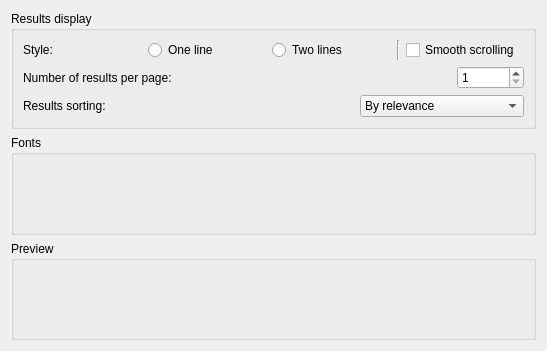
Above: src/gui/ResultsViewPreferences.ui from Gnurou/tagainijisho before the change. Below: the same form after it.
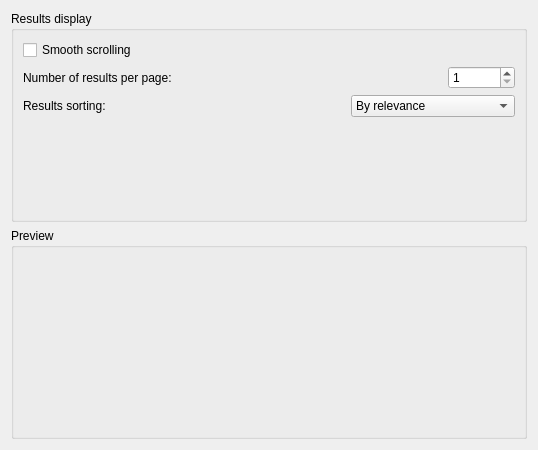
That is the form after the change. Custom widgets are drawn as their Qt base class.

Commit message: Separated entry delegate preferences into its own reusable class

Diff of the .ui file:
```diff
--- a/src/gui/ResultsViewPreferences.ui
+++ b/src/gui/ResultsViewPreferences.ui
@@ -6,8 +6,8 @@
    <rect>
     <x>0</x>
     <y>0</y>
-    <width>547</width>
-    <height>351</height>
+    <width>538</width>
+    <height>450</height>
    </rect>
   </property>
   <property name="windowTitle">
@@ -21,35 +21,7 @@
      </property>
      <layout class="QVBoxLayout" name="verticalLayout">
       <item>
-       <layout class="QHBoxLayout" name="horizontalLayout_4">
-        <item>
-         <widget class="QLabel" name="label_3">
-          <property name="text">
-           <string>Style:</string>
-          </property>
-         </widget>
-        </item>
-        <item>
-         <widget class="QRadioButton" name="oneLine">
-          <property name="text">
-           <string>One line</string>
-          </property>
-         </widget>
-        </item>
-        <item>
-         <widget class="QRadioButton" name="twoLines">
-          <property name="text">
-           <string>Two lines</string>
-          </property>
-         </widget>
-        </item>
-        <item>
-         <widget class="Line" name="line">
-          <property name="orientation">
-           <enum>Qt::Vertical</enum>
-          </property>
-         </widget>
-        </item>
+       <layout class="QVBoxLayout" name="verticalLayout_3">
         <item>
          <widget class="QCheckBox" name="smoothScrolling">
           <property name="text">
@@ -57,8 +29,6 @@
           </property>
          </widget>
         </item>
-       </layout>
-      </item>
       <item>
        <layout class="QHBoxLayout" name="horizontalLayout_3">
         <item>
@@ -136,13 +106,11 @@
        </layout>
       </item>
      </layout>
-    </widget>
    </item>
    <item>
-    <widget class="QGroupBox" name="fontsBox">
-     <property name="title">
-      <string>Fonts</string>
-     </property>
+       <widget class="EntryDelegatePreferences" name="entryDelegatePrefs" native="true"/>
+      </item>
+     </layout>
     </widget>
    </item>
    <item>
@@ -154,6 +122,14 @@
    </item>
   </layout>
  </widget>
+ <customwidgets>
+  <customwidget>
+   <class>EntryDelegatePreferences</class>
+   <extends>QWidget</extends>
+   <header>gui/PreferencesWindow.h</header>
+   <container>1</container>
+  </customwidget>
+ </customwidgets>
  <resources/>
  <connections/>
 </ui>
```
Lines whose indentation alone changed are shown as unchanged. The commit also changes 5 other files.
